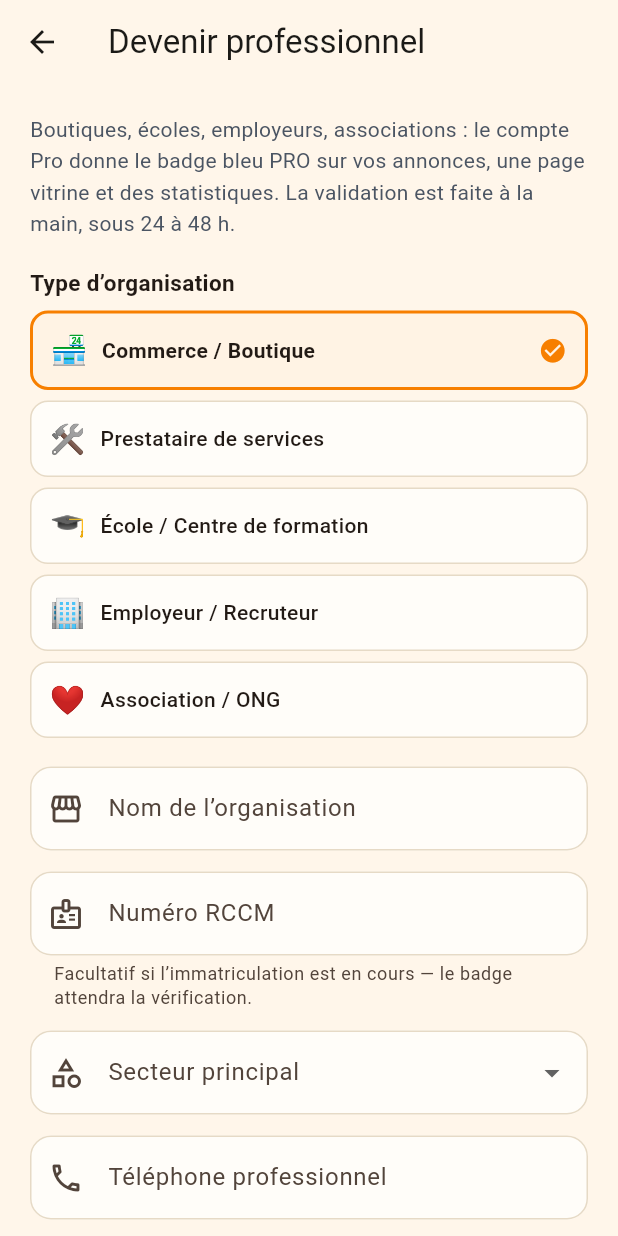
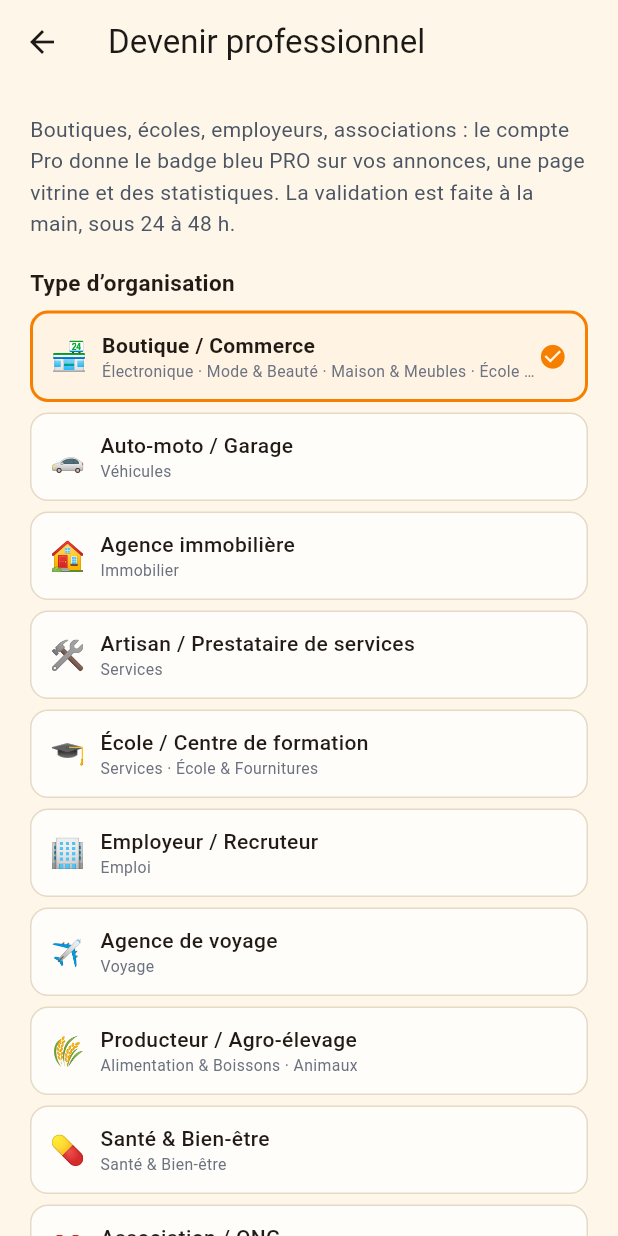
Before and after one commit to Williamszika/Chap.ci, a Flutter app: the DevenirProScreen screen opened directly, on a phone screen of 412 x 824 dp. Run offline on Flutter 3.47's test engine with Material 3 defaults, Android fonts, the phone set to English and light mode, and no system bars; our stand-ins replace flutter_slidable, geolocator, google_sign_in, image_picker, qr_flutter, share_plus and 2 more; missing offline and left inert: flutter_web_auth_2; accounts and stored records are empty; network calls fail.

Commit message:
Dix types de comptes Pro, calqués sur les seize catégories du site
Le Patron a demandé de revoir les types de comptes professionnels à partir des
catégories réelles. Les cinq types génériques deviennent dix métiers qui
couvrent tout le catalogue : Boutique/Commerce (électronique, mode, maison,
scolaire, bébé, loisirs, matériel pro), Auto-moto/Garage, Agence immobilière,
Artisan/Prestataire, École/Formation, Employeur/Recruteur, Agence de voyage,
Producteur/Agro-élevage (alimentation, animaux), Santé & Bien-être,
Association/ONG (à donner).

Chaque carte de type affiche ses catégories couvertes (traduites) en
sous-titre, et choisir un type pré-remplit le secteur principal. Le
justificatif suit le métier : agrément pour les métiers réglementés
(formation, voyage, santé), récépissé pour les associations, RCCM pour le
reste. L'ancien type « commerce » de la première version reste accepté par le
serveur et s'affiche comme Boutique.

Co-Authored-By: Claude Opus 4.8 <noreply@anthropic.com>
Claude-Session: https://claude.ai/code/session_016afBC3axiNMzY6uoJrGgLp

```diff
--- a/flutter_app/lib/i18n/textes.dart
+++ b/flutter_app/lib/i18n/textes.dart
@@ -429,10 +429,16 @@ const Map<String, Map<String, String>> _t = {
   'pro.titre': {'fr': "Devenir professionnel", 'en': "Become a professional", 'es': "Hacerse profesional", 'pt': "Tornar-se profissional", 'ar': "كن محترفاً", 'zh': "成为专业卖家"},
   'pro.intro': {'fr': "Boutiques, écoles, employeurs, associations : le compte Pro donne le badge bleu PRO sur vos annonces, une page vitrine et des statistiques. La validation est faite à la main, sous 24 à 48 h.", 'en': "Shops, schools, employers, charities: the Pro account gives the blue PRO badge on your listings, a showcase page and statistics. Applications are reviewed by hand within 24–48 h.", 'es': "Tiendas, escuelas, empleadores, asociaciones: la cuenta Pro da la insignia azul PRO en tus anuncios, una página escaparate y estadísticas. La validación es manual, en 24–48 h.", 'pt': "Lojas, escolas, empregadores, associações: a conta Pro dá o selo azul PRO nos anúncios, uma página montra e estatísticas. A validação é manual, em 24–48 h.", 'ar': "متاجر ومدارس وجهات توظيف وجمعيات: يمنح الحساب المهني شارة PRO الزرقاء على إعلاناتك وصفحة عرض وإحصاءات. تتم المراجعة يدوياً خلال 24–48 ساعة.", 'zh': "商店、学校、雇主、协会：专业账户为您的信息添加蓝色 PRO 徽章、展示页面和统计数据。人工审核，24–48 小时内完成。"},
   'pro.typeTitre': {'fr': "Type d’organisation", 'en': "Type of organisation", 'es': "Tipo de organización", 'pt': "Tipo de organização", 'ar': "نوع المنظمة", 'zh': "组织类型"},
-  'pro.type.commerce': {'fr': "Commerce / Boutique", 'en': "Shop / Retail", 'es': "Comercio / Tienda", 'pt': "Comércio / Loja", 'ar': "متجر / تجارة", 'zh': "商店/零售"},
-  'pro.type.services': {'fr': "Prestataire de services", 'en': "Service provider", 'es': "Proveedor de servicios", 'pt': "Prestador de serviços", 'ar': "مقدّم خدمات", 'zh': "服务提供者"},
+  'pro.type.boutique': {'fr': "Boutique / Commerce", 'en': "Shop / Retail", 'es': "Comercio / Tienda", 'pt': "Comércio / Loja", 'ar': "متجر / تجارة", 'zh': "商店/零售"},
+  'pro.type.commerce': {'fr': "Boutique / Commerce", 'en': "Shop / Retail", 'es': "Comercio / Tienda", 'pt': "Comércio / Loja", 'ar': "متجر / تجارة", 'zh': "商店/零售"},
+  'pro.type.vehicules': {'fr': "Auto-moto / Garage", 'en': "Car dealer / Garage", 'es': "Concesionario / Taller", 'pt': "Stand auto / Oficina", 'ar': "معرض سيارات / ورشة", 'zh': "车行/修理厂"},
+  'pro.type.immobilier': {'fr': "Agence immobilière", 'en': "Real estate agency", 'es': "Agencia inmobiliaria", 'pt': "Agência imobiliária", 'ar': "وكالة عقارية", 'zh': "房产中介"},
+  'pro.type.services': {'fr': "Artisan / Prestataire de services", 'en': "Craftsman / Service provider", 'es': "Artesano / Proveedor de servicios", 'pt': "Artesão / Prestador de serviços", 'ar': "حرفي / مقدّم خدمات", 'zh': "工匠/服务提供者"},
   'pro.type.formation': {'fr': "École / Centre de formation", 'en': "School / Training centre", 'es': "Escuela / Centro de formación", 'pt': "Escola / Centro de formação", 'ar': "مدرسة / مركز تدريب", 'zh': "学校/培训中心"},
   'pro.type.emploi': {'fr': "Employeur / Recruteur", 'en': "Employer / Recruiter", 'es': "Empleador / Reclutador", 'pt': "Empregador / Recrutador", 'ar': "جهة توظيف", 'zh': "雇主/招聘方"},
+  'pro.type.voyage': {'fr': "Agence de voyage", 'en': "Travel agency", 'es': "Agencia de viajes", 'pt': "Agência de viagens", 'ar': "وكالة سفر", 'zh': "旅行社"},
+  'pro.type.agro': {'fr': "Producteur / Agro-élevage", 'en': "Producer / Farming & livestock", 'es': "Productor / Agroganadería", 'pt': "Produtor / Agropecuária", 'ar': "منتج / زراعة وتربية", 'zh': "生产者/农牧业"},
+  'pro.type.sante': {'fr': "Santé & Bien-être", 'en': "Health & Wellness", 'es': "Salud y Bienestar", 'pt': "Saúde e Bem-estar", 'ar': "صحة وعافية", 'zh': "健康养生"},
   'pro.type.association': {'fr': "Association / ONG", 'en': "Charity / NGO", 'es': "Asociación / ONG", 'pt': "Associação / ONG", 'ar': "جمعية / منظمة", 'zh': "协会/公益组织"},
   'pro.nomOrg': {'fr': "Nom de l’organisation", 'en': "Organisation name", 'es': "Nombre de la organización", 'pt': "Nome da organização", 'ar': "اسم المنظمة", 'zh': "组织名称"},
   'pro.nomOrgHint': {'fr': "Ex : Kouassi Électro", 'en': "E.g.: Kouassi Électro", 'es': "Ej.: Kouassi Électro", 'pt': "Ex.: Kouassi Électro", 'ar': "مثال: Kouassi Électro", 'zh': "例：Kouassi Électro"},
--- a/flutter_app/lib/screens/admin/demandes_pro_screen.dart
+++ b/flutter_app/lib/screens/admin/demandes_pro_screen.dart
@@ -22,10 +22,16 @@ class _DemandesProScreenState extends State<DemandesProScreen> {
   String? _erreur;
 
   static const Map<String, String> _types = {
-    'commerce': '🏪 Commerce / Boutique',
-    'services': '🛠️ Prestataire de services',
+    'boutique': '🏪 Boutique / Commerce',
+    'commerce': '🏪 Boutique / Commerce', // ancien nom, première version
+    'vehicules': '🚗 Auto-moto / Garage',
+    'immobilier': '🏠 Agence immobilière',
+    'services': '🛠️ Artisan / Prestataire de services',
     'formation': '🎓 École / Centre de formation',
     'emploi': '🏢 Employeur / Recruteur',
+    'voyage': '✈️ Agence de voyage',
+    'agro': '🌾 Producteur / Agro-élevage',
+    'sante': '💊 Santé & Bien-être',
     'association': '❤️ Association / ONG',
   };
 
--- a/flutter_app/lib/screens/devenir_pro_screen.dart
+++ b/flutter_app/lib/screens/devenir_pro_screen.dart
@@ -25,7 +25,7 @@ class _DevenirProScreenState extends State<DevenirProScreen> {
   final _nom = TextEditingController();
   final _numero = TextEditingController();
   final _tel = TextEditingController();
-  String _type = 'commerce';
+  String _type = 'boutique';
   String? _secteur;
   String _statut = '';
   String? _motif;
@@ -34,10 +34,29 @@ class _DevenirProScreenState extends State<DevenirProScreen> {
   bool _envoi = false;
   String? _erreur;
 
-  static const _types = ['commerce', 'services', 'formation', 'emploi', 'association'];
+  /// Les dix types d'organisation, calqués sur les 16 catégories du site.
+  /// Chaque type porte ses catégories : elles font le sous-titre de la carte
+  /// (traduites) et pré-remplissent le secteur principal.
+  static const _types = [
+    'boutique', 'vehicules', 'immobilier', 'services', 'formation',
+    'emploi', 'voyage', 'agro', 'sante', 'association',
+  ];
   static const _emojis = {
-    'commerce': '🏪', 'services': '🛠️', 'formation': '🎓',
-    'emploi': '🏢', 'association': '❤️',
+    'boutique': '🏪', 'vehicules': '🚗', 'immobilier': '🏠',
+    'services': '🛠️', 'formation': '🎓', 'emploi': '🏢',
+    'voyage': '✈️', 'agro': '🌾', 'sante': '💊', 'association': '❤️',
+  };
+  static const Map<String, List<String>> _categoriesDuType = {
+    'boutique': ['electronique', 'mode', 'maison', 'scolaire', 'bebe', 'loisirs', 'materiel-pro'],
+    'vehicules': ['vehicules'],
+    'immobilier': ['immobilier'],
+    'services': ['services'],
+    'formation': ['services', 'scolaire'],
+    'emploi': ['emploi'],
+    'voyage': ['voyage'],
+    'agro': ['alimentation', 'animaux'],
+    'sante': ['sante'],
+    'association': ['a-donner'],
   };
 
   @override
@@ -65,7 +84,11 @@ class _DevenirProScreenState extends State<DevenirProScreen> {
           // Pré-remplir le formulaire avec le dossier précédent (refus → correction).
           if ((d['nom'] as String?)?.isNotEmpty ?? false) _nom.text = d['nom'] as String;
           if ((d['numero'] as String?)?.isNotEmpty ?? false) _numero.text = d['numero'] as String;
-          if (_types.contains(d['type'])) _type = d['type'] as String;
+          if (d['type'] == 'commerce') {
+            _type = 'boutique'; // ancien nom du type, première version
+          } else if (_types.contains(d['type'])) {
+            _type = d['type'] as String;
+          }
           if ((d['secteur'] as String?)?.isNotEmpty ?? false) _secteur = d['secteur'] as String?;
         });
       }
@@ -78,7 +101,11 @@ class _DevenirProScreenState extends State<DevenirProScreen> {
     switch (_type) {
       case 'association':
         return tr(context, 'pro.numero.recepisse');
+      // Métiers réglementés : l'agrément (tourisme, enseignement, santé)
+      // vaut mieux qu'un simple RCCM — mais le RCCM reste accepté.
       case 'formation':
+      case 'voyage':
+      case 'sante':
         return tr(context, 'pro.numero.agrement');
       default:
         return tr(context, 'pro.numero.rccm');
@@ -220,7 +247,14 @@ class _DevenirProScreenState extends State<DevenirProScreen> {
               Padding(
                 padding: const EdgeInsets.only(bottom: 7),
                 child: InkWell(
-                  onTap: () => setState(() => _type = t),
+                  onTap: () => setState(() {
+                    _type = t;
+                    // Le secteur principal suit le type (modifiable ensuite).
+                    _secteur ??= _categoriesDuType[t]!.first;
+                    if (!(_categoriesDuType[t]!.contains(_secteur))) {
+                      _secteur = _categoriesDuType[t]!.first;
+                    }
+                  }),
                   borderRadius: BorderRadius.circular(12),
                   child: Container(
                     padding: const EdgeInsets.symmetric(
@@ -243,12 +277,27 @@ class _DevenirProScreenState extends State<DevenirProScreen> {
                             style: const TextStyle(fontSize: 19)),
                         const SizedBox(width: 10),
                         Expanded(
-                          child: Text(tr(context, 'pro.type.$t'),
-                              style: TextStyle(
-                                  fontSize: 14,
-                                  fontWeight: _type == t
-                                      ? FontWeight.w700
-                                      : FontWeight.w500)),
+                          child: Column(
+                            crossAxisAlignment: CrossAxisAlignment.start,
+                            children: [
+                              Text(tr(context, 'pro.type.$t'),
+                                  style: TextStyle(
+                                      fontSize: 14,
+                                      fontWeight: _type == t
+                                          ? FontWeight.w700
+                                          : FontWeight.w500)),
+                              Text(
+                                _categoriesDuType[t]!
+                                    .map((c) => nomCategorieTr(context, c))
+                                    .join(' · '),
+                                maxLines: 1,
+                                overflow: TextOverflow.ellipsis,
+                                style: const TextStyle(
+                                    fontSize: 10.5,
+                                    color: ChapColors.gray500),
+                              ),
+                            ],
+                          ),
                         ),
                         if (_type == t)
                           const Icon(Icons.check_circle,
@@ -280,6 +329,10 @@ class _DevenirProScreenState extends State<DevenirProScreen> {
             ),
             const SizedBox(height: 14),
             DropdownButtonFormField<String>(
+              // Reconstruit quand le type change : le secteur pré-rempli
+              // s'affiche aussitôt (un champ de formulaire ne relit pas son
+              // initialValue tout seul).
+              key: ValueKey('secteur-$_type-$_secteur'),
               initialValue: _secteur,
               isExpanded: true,
               decoration: InputDecoration(
```
Also changed, not shown: 1 other file.
